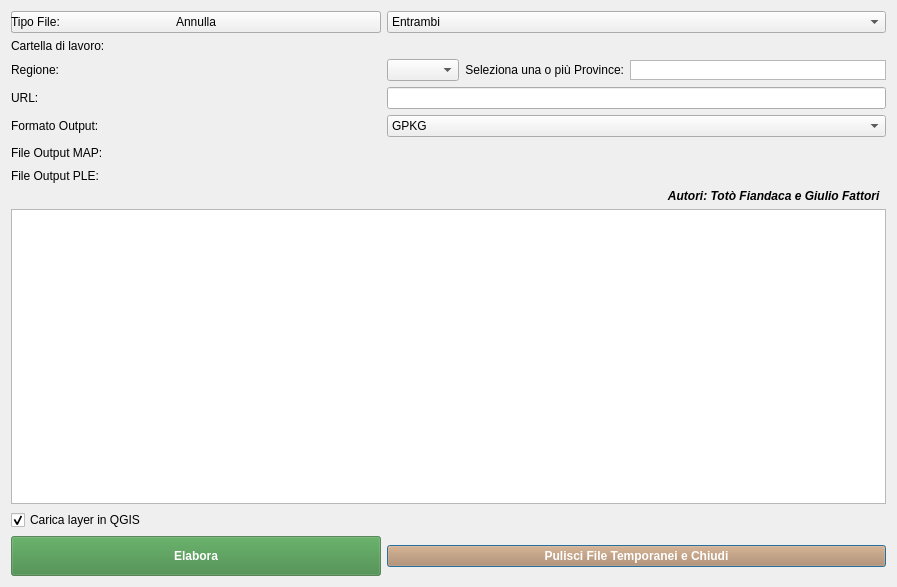
Above: catasto_gml_merger_dialog_base.ui from pigreco/CatastoIT_GML_Merger_Pro before the change. Below: the same form after it.
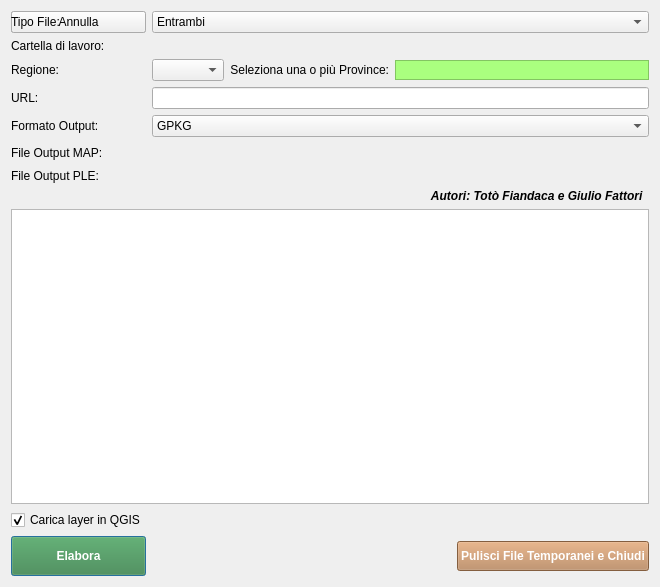
That is the form after the change. Icons and pictures are not drawn. Custom widgets are drawn as their Qt base class.

Commit message: Modificato il layout dell'interfaccia utente: ridotto il larghezza della finestra, aggiunto pulsante "Pulisci File Temporanei e Chiudi" e aggiornato lo stile dei pulsanti.

Diff of the .ui file:
```diff
--- a/catasto_gml_merger_dialog_base.ui
+++ b/catasto_gml_merger_dialog_base.ui
@@ -9,7 +9,7 @@
    <rect>
     <x>0</x>
     <y>0</y>
-    <width>897</width>
+    <width>660</width>
     <height>587</height>
    </rect>
   </property>
@@ -91,9 +91,18 @@
        <property name="toolTip">
         <string>Seleziona una o più province (CTRL+clic per selezione multipla)</string>
        </property>
+       <property name="styleSheet">
+        <string notr="true">background-color: rgb(170, 255, 127); </string>
+       </property>
        <property name="selectionMode">
         <enum>QAbstractItemView::MultiSelection</enum>
        </property>
+       <property name="iconSize">
+        <size>
+         <width>0</width>
+         <height>0</height>
+        </size>
+       </property>
        <property name="viewMode">
         <enum>QListView::IconMode</enum>
        </property>
@@ -130,26 +139,6 @@
      </property>
     </widget>
    </item>
-   <item row="10" column="1">
-    <widget class="QPushButton" name="btn_close">
-     <property name="minimumSize">
-      <size>
-       <width>0</width>
-       <height>0</height>
-      </size>
-     </property>
-     <property name="styleSheet">
-      <string>background-color:rgb(185, 132, 88); color: white; font-weight: bold;</string>
-     </property>
-     <property name="text">
-      <string>Pulisci File Temporanei e Chiudi</string>
-     </property>
-     <property name="icon">
-      <iconset>
-       <normaloff>:/images/themes/default/console/iconClearConsole.svg</normaloff>:/images/themes/default/console/iconClearConsole.svg</iconset>
-     </property>
-    </widget>
-   </item>
    <item row="10" column="0">
     <widget class="QPushButton" name="btn_process">
      <property name="minimumSize">
@@ -168,6 +157,12 @@
       <iconset>
        <normaloff>:/qt-project.org/styles/commonstyle/images/down-16.png</normaloff>:/qt-project.org/styles/commonstyle/images/down-16.png</iconset>
      </property>
+     <property name="iconSize">
+      <size>
+       <width>30</width>
+       <height>30</height>
+      </size>
+     </property>
     </widget>
    </item>
    <item row="3" column="1">
@@ -225,6 +220,41 @@
      </item>
     </widget>
    </item>
+   <item row="10" column="1" alignment="Qt::AlignRight">
+    <widget class="QPushButton" name="btn_close">
+     <property name="minimumSize">
+      <size>
+       <width>0</width>
+       <height>0</height>
+      </size>
+     </property>
+     <property name="maximumSize">
+      <size>
+       <width>500</width>
+       <height>30</height>
+      </size>
+     </property>
+     <property name="layoutDirection">
+      <enum>Qt::LeftToRight</enum>
+     </property>
+     <property name="styleSheet">
+      <string>background-color:rgb(185, 132, 88); color: white; font-weight: bold;</string>
+     </property>
+     <property name="text">
+      <string>Pulisci File Temporanei e Chiudi</string>
+     </property>
+     <property name="icon">
+      <iconset>
+       <normaloff>:/images/themes/default/console/iconClearConsole.svg</normaloff>:/images/themes/default/console/iconClearConsole.svg</iconset>
+     </property>
+     <property name="iconSize">
+      <size>
+       <width>25</width>
+       <height>25</height>
+      </size>
+     </property>
+    </widget>
+   </item>
    <item row="8" column="0" colspan="2">
     <widget class="QTextEdit" name="text_log">
      <property name="toolTip">
```
The commit also changes 2 other files.
